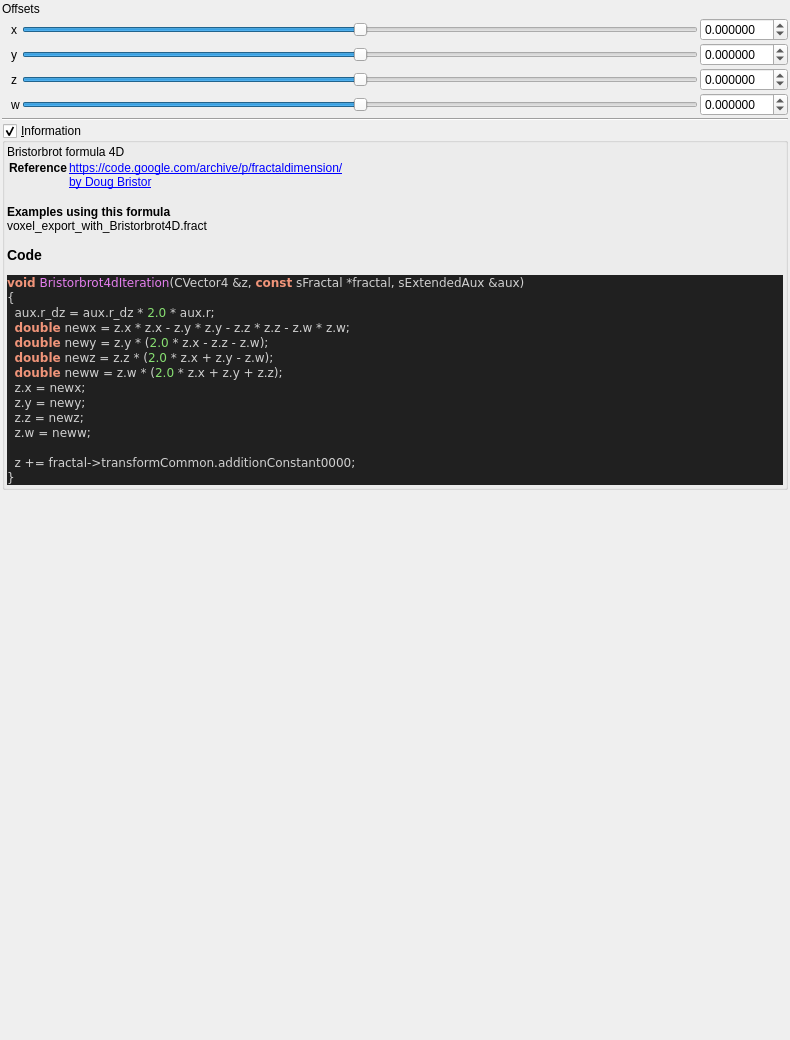
The window that mandelbulber2/formula/ui/fractal_bristorbrot4d.ui (buddhi1980/mandelbulber2) describes before a commit, drawn with Qt 5.
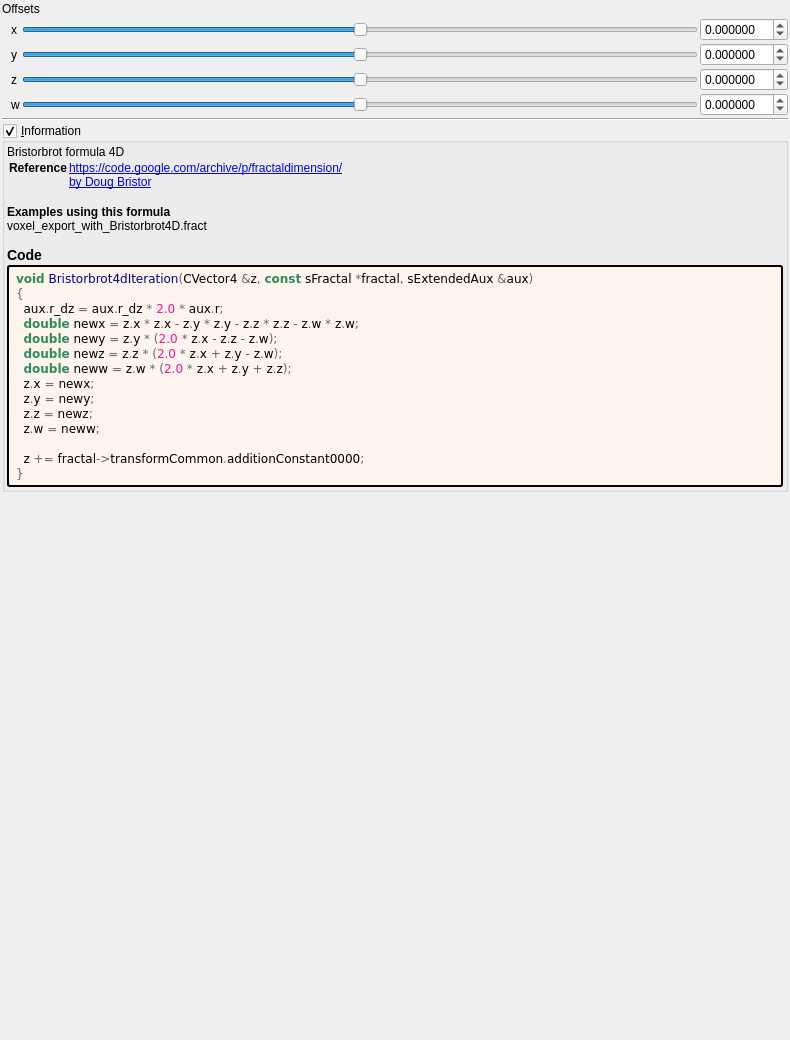
The same window after the commit. Custom widgets are drawn as their Qt base class.

```diff
--- a/mandelbulber2/formula/ui/fractal_bristorbrot4d.ui
+++ b/mandelbulber2/formula/ui/fractal_bristorbrot4d.ui
@@ -313,29 +313,44 @@
        <number>2</number>
       </property>
       <item>
-       <widget class="QLabel" name="label_code_content">
+	   <widget class="QLabel" name="label_information_general">
         <property name="text">
          <string notr="true">&lt;p&gt;Bristorbrot formula 4D&lt;/p&gt;&lt;table&gt;
 &lt;tr&gt;&lt;th&gt;Reference&lt;/th&gt;&lt;td&gt;&lt;a href=&quot;https://code.google.com/archive/p/fractaldimension/&quot;&gt;https://code.google.com/archive/p/fractaldimension/&lt;br&gt;
 &lt;a href=&quot;by Doug Bristor&quot;&gt;by Doug Bristor&lt;br&gt;
 &lt;/td&gt;&lt;/tr&gt;
 &lt;/table&gt;
-&lt;br&gt;&lt;b&gt;Examples using this formula&lt;/b&gt;&lt;br&gt;voxel_export_with_Bristorbrot4D.fract&lt;h3&gt;Code&lt;/h3&gt;
-&lt;body style=&quot;background-color:#202020&quot;&gt;
-&lt;pre style=&quot;color:#d0d0d0; background-color:#202020;  font-family:'Courier New',monospace;&quot;&gt;&lt;span style=&quot;color:#f09479; font-weight:bold&quot;&gt;void&lt;/span&gt; &lt;span style=&quot;color:#e47eed&quot;&gt;Bristorbrot4dIteration&lt;/span&gt;&lt;span style=&quot;color:#d0d0d0&quot;&gt;(&lt;/span&gt;CVector4 &lt;span style=&quot;color:#d0d0d0&quot;&gt;&amp;amp;&lt;/span&gt;z&lt;span style=&quot;color:#d0d0d0&quot;&gt;,&lt;/span&gt; &lt;span style=&quot;color:#f09479; font-weight:bold&quot;&gt;const&lt;/span&gt; sFractal &lt;span style=&quot;color:#d0d0d0&quot;&gt;*&lt;/span&gt;fractal&lt;span style=&quot;color:#d0d0d0&quot;&gt;,&lt;/span&gt; sExtendedAux &lt;span style=&quot;color:#d0d0d0&quot;&gt;&amp;amp;&lt;/span&gt;aux&lt;span style=&quot;color:#d0d0d0&quot;&gt;)&lt;/span&gt;
-&lt;span style=&quot;color:#d0d0d0&quot;&gt;{&lt;/span&gt;
-  aux&lt;span style=&quot;color:#d0d0d0&quot;&gt;.&lt;/span&gt;r_dz &lt;span style=&quot;color:#d0d0d0&quot;&gt;=&lt;/span&gt; aux&lt;span style=&quot;color:#d0d0d0&quot;&gt;.&lt;/span&gt;r_dz &lt;span style=&quot;color:#d0d0d0&quot;&gt;*&lt;/span&gt; &lt;span style=&quot;color:#87df71&quot;&gt;2.0&lt;/span&gt; &lt;span style=&quot;color:#d0d0d0&quot;&gt;*&lt;/span&gt; aux&lt;span style=&quot;color:#d0d0d0&quot;&gt;.&lt;/span&gt;r&lt;span style=&quot;color:#d0d0d0&quot;&gt;;&lt;/span&gt;
-  &lt;span style=&quot;color:#f09479; font-weight:bold&quot;&gt;double&lt;/span&gt; newx &lt;span style=&quot;color:#d0d0d0&quot;&gt;=&lt;/span&gt; z&lt;span style=&quot;color:#d0d0d0&quot;&gt;.&lt;/span&gt;x &lt;span style=&quot;color:#d0d0d0&quot;&gt;*&lt;/span&gt; z&lt;span style=&quot;color:#d0d0d0&quot;&gt;.&lt;/span&gt;x &lt;span style=&quot;color:#d0d0d0&quot;&gt;-&lt;/span&gt; z&lt;span style=&quot;color:#d0d0d0&quot;&gt;.&lt;/span&gt;y &lt;span style=&quot;color:#d0d0d0&quot;&gt;*&lt;/span&gt; z&lt;span style=&quot;color:#d0d0d0&quot;&gt;.&lt;/span&gt;y &lt;span style=&quot;color:#d0d0d0&quot;&gt;-&lt;/span&gt; z&lt;span style=&quot;color:#d0d0d0&quot;&gt;.&lt;/span&gt;z &lt;span style=&quot;color:#d0d0d0&quot;&gt;*&lt;/span&gt; z&lt;span style=&quot;color:#d0d0d0&quot;&gt;.&lt;/span&gt;z &lt;span style=&quot;color:#d0d0d0&quot;&gt;-&lt;/span&gt; z&lt;span style=&quot;color:#d0d0d0&quot;&gt;.&lt;/span&gt;w &lt;span style=&quot;color:#d0d0d0&quot;&gt;*&lt;/span&gt; z&lt;span style=&quot;color:#d0d0d0&quot;&gt;.&lt;/span&gt;w&lt;span style=&quot;color:#d0d0d0&quot;&gt;;&lt;/span&gt;
-  &lt;span style=&quot;color:#f09479; font-weight:bold&quot;&gt;double&lt;/span&gt; newy &lt;span style=&quot;color:#d0d0d0&quot;&gt;=&lt;/span&gt; z&lt;span style=&quot;color:#d0d0d0&quot;&gt;.&lt;/span&gt;y &lt;span style=&quot;color:#d0d0d0&quot;&gt;* (&lt;/span&gt;&lt;span style=&quot;color:#87df71&quot;&gt;2.0&lt;/span&gt; &lt;span style=&quot;color:#d0d0d0&quot;&gt;*&lt;/span&gt; z&lt;span style=&quot;color:#d0d0d0&quot;&gt;.&lt;/span&gt;x &lt;span style=&quot;color:#d0d0d0&quot;&gt;-&lt;/span&gt; z&lt;span style=&quot;color:#d0d0d0&quot;&gt;.&lt;/span&gt;z &lt;span style=&quot;color:#d0d0d0&quot;&gt;-&lt;/span&gt; z&lt;span style=&quot;color:#d0d0d0&quot;&gt;.&lt;/span&gt;w&lt;span style=&quot;color:#d0d0d0&quot;&gt;);&lt;/span&gt;
-  &lt;span style=&quot;color:#f09479; font-weight:bold&quot;&gt;double&lt;/span&gt; newz &lt;span style=&quot;color:#d0d0d0&quot;&gt;=&lt;/span&gt; z&lt;span style=&quot;color:#d0d0d0&quot;&gt;.&lt;/span&gt;z &lt;span style=&quot;color:#d0d0d0&quot;&gt;* (&lt;/span&gt;&lt;span style=&quot;color:#87df71&quot;&gt;2.0&lt;/span&gt; &lt;span style=&quot;color:#d0d0d0&quot;&gt;*&lt;/span&gt; z&lt;span style=&quot;color:#d0d0d0&quot;&gt;.&lt;/span&gt;x &lt;span style=&quot;color:#d0d0d0&quot;&gt;+&lt;/span&gt; z&lt;span style=&quot;color:#d0d0d0&quot;&gt;.&lt;/span&gt;y &lt;span style=&quot;color:#d0d0d0&quot;&gt;-&lt;/span&gt; z&lt;span style=&quot;color:#d0d0d0&quot;&gt;.&lt;/span&gt;w&lt;span style=&quot;color:#d0d0d0&quot;&gt;);&lt;/span&gt;
-  &lt;span style=&quot;color:#f09479; font-weight:bold&quot;&gt;double&lt;/span&gt; neww &lt;span style=&quot;color:#d0d0d0&quot;&gt;=&lt;/span&gt; z&lt;span style=&quot;color:#d0d0d0&quot;&gt;.&lt;/span&gt;w &lt;span style=&quot;color:#d0d0d0&quot;&gt;* (&lt;/span&gt;&lt;span style=&quot;color:#87df71&quot;&gt;2.0&lt;/span&gt; &lt;span style=&quot;color:#d0d0d0&quot;&gt;*&lt;/span&gt; z&lt;span style=&quot;color:#d0d0d0&quot;&gt;.&lt;/span&gt;x &lt;span style=&quot;color:#d0d0d0&quot;&gt;+&lt;/span&gt; z&lt;span style=&quot;color:#d0d0d0&quot;&gt;.&lt;/span&gt;y &lt;span style=&quot;color:#d0d0d0&quot;&gt;+&lt;/span&gt; z&lt;span style=&quot;color:#d0d0d0&quot;&gt;.&lt;/span&gt;z&lt;span style=&quot;color:#d0d0d0&quot;&gt;);&lt;/span&gt;
-  z&lt;span style=&quot;color:#d0d0d0&quot;&gt;.&lt;/span&gt;x &lt;span style=&quot;color:#d0d0d0&quot;&gt;=&lt;/span&gt; newx&lt;span style=&quot;color:#d0d0d0&quot;&gt;;&lt;/span&gt;
-  z&lt;span style=&quot;color:#d0d0d0&quot;&gt;.&lt;/span&gt;y &lt;span style=&quot;color:#d0d0d0&quot;&gt;=&lt;/span&gt; newy&lt;span style=&quot;color:#d0d0d0&quot;&gt;;&lt;/span&gt;
-  z&lt;span style=&quot;color:#d0d0d0&quot;&gt;.&lt;/span&gt;z &lt;span style=&quot;color:#d0d0d0&quot;&gt;=&lt;/span&gt; newz&lt;span style=&quot;color:#d0d0d0&quot;&gt;;&lt;/span&gt;
-  z&lt;span style=&quot;color:#d0d0d0&quot;&gt;.&lt;/span&gt;w &lt;span style=&quot;color:#d0d0d0&quot;&gt;=&lt;/span&gt; neww&lt;span style=&quot;color:#d0d0d0&quot;&gt;;&lt;/span&gt;
+&lt;br&gt;&lt;b&gt;Examples using this formula&lt;/b&gt;&lt;br&gt;voxel_export_with_Bristorbrot4D.fract&lt;h3&gt;Code&lt;/h3&gt;</string>
+		</property>
+		<property name="wordWrap">
+		 <bool>true</bool>
+		</property>
+		<property name="openExternalLinks">
+		 <bool>true</bool>
+		</property>
+		<property name="textInteractionFlags">
+		 <set>Qt::LinksAccessibleByMouse|Qt::TextSelectableByMouse</set>
+		</property>
+		</widget>
+	   </item>
+	   <item>
+	    <widget class="QLabel" name="label_code_content">
+		 <property name="text">
+		  <string notr="true">&lt;body style=&quot;background-color:#fff5ee&quot;&gt;
+&lt;pre style=&quot;color:#000000; background-color:#fff5ee;  font-family:'Courier New',monospace;&quot;&gt;&lt;span style=&quot;color:#2e8b57; font-weight:bold&quot;&gt;void&lt;/span&gt; &lt;span style=&quot;color:#00008f&quot;&gt;Bristorbrot4dIteration&lt;/span&gt;&lt;span style=&quot;color:#676767&quot;&gt;(&lt;/span&gt;CVector4 &lt;span style=&quot;color:#676767&quot;&gt;&amp;amp;&lt;/span&gt;z&lt;span style=&quot;color:#676767&quot;&gt;,&lt;/span&gt; &lt;span style=&quot;color:#2e8b57; font-weight:bold&quot;&gt;const&lt;/span&gt; sFractal &lt;span style=&quot;color:#676767&quot;&gt;*&lt;/span&gt;fractal&lt;span style=&quot;color:#676767&quot;&gt;,&lt;/span&gt; sExtendedAux &lt;span style=&quot;color:#676767&quot;&gt;&amp;amp;&lt;/span&gt;aux&lt;span style=&quot;color:#676767&quot;&gt;)&lt;/span&gt;
+&lt;span style=&quot;color:#676767&quot;&gt;{&lt;/span&gt;
+  aux&lt;span style=&quot;color:#676767&quot;&gt;.&lt;/span&gt;r_dz &lt;span style=&quot;color:#676767&quot;&gt;=&lt;/span&gt; aux&lt;span style=&quot;color:#676767&quot;&gt;.&lt;/span&gt;r_dz &lt;span style=&quot;color:#676767&quot;&gt;*&lt;/span&gt; &lt;span style=&quot;color:#ff1493&quot;&gt;2.0&lt;/span&gt; &lt;span style=&quot;color:#676767&quot;&gt;*&lt;/span&gt; aux&lt;span style=&quot;color:#676767&quot;&gt;.&lt;/span&gt;r&lt;span style=&quot;color:#676767&quot;&gt;;&lt;/span&gt;
+  &lt;span style=&quot;color:#2e8b57; font-weight:bold&quot;&gt;double&lt;/span&gt; newx &lt;span style=&quot;color:#676767&quot;&gt;=&lt;/span&gt; z&lt;span style=&quot;color:#676767&quot;&gt;.&lt;/span&gt;x &lt;span style=&quot;color:#676767&quot;&gt;*&lt;/span&gt; z&lt;span style=&quot;color:#676767&quot;&gt;.&lt;/span&gt;x &lt;span style=&quot;color:#676767&quot;&gt;-&lt;/span&gt; z&lt;span style=&quot;color:#676767&quot;&gt;.&lt;/span&gt;y &lt;span style=&quot;color:#676767&quot;&gt;*&lt;/span&gt; z&lt;span style=&quot;color:#676767&quot;&gt;.&lt;/span&gt;y &lt;span style=&quot;color:#676767&quot;&gt;-&lt;/span&gt; z&lt;span style=&quot;color:#676767&quot;&gt;.&lt;/span&gt;z &lt;span style=&quot;color:#676767&quot;&gt;*&lt;/span&gt; z&lt;span style=&quot;color:#676767&quot;&gt;.&lt;/span&gt;z &lt;span style=&quot;color:#676767&quot;&gt;-&lt;/span&gt; z&lt;span style=&quot;color:#676767&quot;&gt;.&lt;/span&gt;w &lt;span style=&quot;color:#676767&quot;&gt;*&lt;/span&gt; z&lt;span style=&quot;color:#676767&quot;&gt;.&lt;/span&gt;w&lt;span style=&quot;color:#676767&quot;&gt;;&lt;/span&gt;
+  &lt;span style=&quot;color:#2e8b57; font-weight:bold&quot;&gt;double&lt;/span&gt; newy &lt;span style=&quot;color:#676767&quot;&gt;=&lt;/span&gt; z&lt;span style=&quot;color:#676767&quot;&gt;.&lt;/span&gt;y &lt;span style=&quot;color:#676767&quot;&gt;* (&lt;/span&gt;&lt;span style=&quot;color:#ff1493&quot;&gt;2.0&lt;/span&gt; &lt;span style=&quot;color:#676767&quot;&gt;*&lt;/span&gt; z&lt;span style=&quot;color:#676767&quot;&gt;.&lt;/span&gt;x &lt;span style=&quot;color:#676767&quot;&gt;-&lt;/span&gt; z&lt;span style=&quot;color:#676767&quot;&gt;.&lt;/span&gt;z &lt;span style=&quot;color:#676767&quot;&gt;-&lt;/span&gt; z&lt;span style=&quot;color:#676767&quot;&gt;.&lt;/span&gt;w&lt;span style=&quot;color:#676767&quot;&gt;);&lt;/span&gt;
+  &lt;span style=&quot;color:#2e8b57; font-weight:bold&quot;&gt;double&lt;/span&gt; newz &lt;span style=&quot;color:#676767&quot;&gt;=&lt;/span&gt; z&lt;span style=&quot;color:#676767&quot;&gt;.&lt;/span&gt;z &lt;span style=&quot;color:#676767&quot;&gt;* (&lt;/span&gt;&lt;span style=&quot;color:#ff1493&quot;&gt;2.0&lt;/span&gt; &lt;span style=&quot;color:#676767&quot;&gt;*&lt;/span&gt; z&lt;span style=&quot;color:#676767&quot;&gt;.&lt;/span&gt;x &lt;span style=&quot;color:#676767&quot;&gt;+&lt;/span&gt; z&lt;span style=&quot;color:#676767&quot;&gt;.&lt;/span&gt;y &lt;span style=&quot;color:#676767&quot;&gt;-&lt;/span&gt; z&lt;span style=&quot;color:#676767&quot;&gt;.&lt;/span&gt;w&lt;span style=&quot;color:#676767&quot;&gt;);&lt;/span&gt;
+  &lt;span style=&quot;color:#2e8b57; font-weight:bold&quot;&gt;double&lt;/span&gt; neww &lt;span style=&quot;color:#676767&quot;&gt;=&lt;/span&gt; z&lt;span style=&quot;color:#676767&quot;&gt;.&lt;/span&gt;w &lt;span style=&quot;color:#676767&quot;&gt;* (&lt;/span&gt;&lt;span style=&quot;color:#ff1493&quot;&gt;2.0&lt;/span&gt; &lt;span style=&quot;color:#676767&quot;&gt;*&lt;/span&gt; z&lt;span style=&quot;color:#676767&quot;&gt;.&lt;/span&gt;x &lt;span style=&quot;color:#676767&quot;&gt;+&lt;/span&gt; z&lt;span style=&quot;color:#676767&quot;&gt;.&lt;/span&gt;y &lt;span style=&quot;color:#676767&quot;&gt;+&lt;/span&gt; z&lt;span style=&quot;color:#676767&quot;&gt;.&lt;/span&gt;z&lt;span style=&quot;color:#676767&quot;&gt;);&lt;/span&gt;
+  z&lt;span style=&quot;color:#676767&quot;&gt;.&lt;/span&gt;x &lt;span style=&quot;color:#676767&quot;&gt;=&lt;/span&gt; newx&lt;span style=&quot;color:#676767&quot;&gt;;&lt;/span&gt;
+  z&lt;span style=&quot;color:#676767&quot;&gt;.&lt;/span&gt;y &lt;span style=&quot;color:#676767&quot;&gt;=&lt;/span&gt; newy&lt;span style=&quot;color:#676767&quot;&gt;;&lt;/span&gt;
+  z&lt;span style=&quot;color:#676767&quot;&gt;.&lt;/span&gt;z &lt;span style=&quot;color:#676767&quot;&gt;=&lt;/span&gt; newz&lt;span style=&quot;color:#676767&quot;&gt;;&lt;/span&gt;
+  z&lt;span style=&quot;color:#676767&quot;&gt;.&lt;/span&gt;w &lt;span style=&quot;color:#676767&quot;&gt;=&lt;/span&gt; neww&lt;span style=&quot;color:#676767&quot;&gt;;&lt;/span&gt;
 
-  z &lt;span style=&quot;color:#d0d0d0&quot;&gt;+=&lt;/span&gt; fractal&lt;span style=&quot;color:#d0d0d0&quot;&gt;-&amp;gt;&lt;/span&gt;transformCommon&lt;span style=&quot;color:#d0d0d0&quot;&gt;.&lt;/span&gt;additionConstant0000&lt;span style=&quot;color:#d0d0d0&quot;&gt;;&lt;/span&gt;
-&lt;span style=&quot;color:#d0d0d0&quot;&gt;}&lt;/span&gt;
+  z &lt;span style=&quot;color:#676767&quot;&gt;+=&lt;/span&gt; fractal&lt;span style=&quot;color:#676767&quot;&gt;-&amp;gt;&lt;/span&gt;transformCommon&lt;span style=&quot;color:#676767&quot;&gt;.&lt;/span&gt;additionConstant0000&lt;span style=&quot;color:#676767&quot;&gt;;&lt;/span&gt;
+&lt;span style=&quot;color:#676767&quot;&gt;}&lt;/span&gt;
 &lt;/pre&gt;
 &lt;/body&gt;</string>
         </property>
@@ -348,6 +363,9 @@
         <property name="textInteractionFlags">
          <set>Qt::LinksAccessibleByMouse|Qt::TextSelectableByMouse</set>
         </property>
+		 <property name="styleSheet">
+		  <string notr="true">border-style: outset; border-width: 2px; border-radius: 3px; border-color: black; background-color: #fff5ee; padding: 4px;</string>
+		  </property>
        </widget>
       </item>
      </layout>
```
Lines whose indentation alone changed are shown as unchanged.
